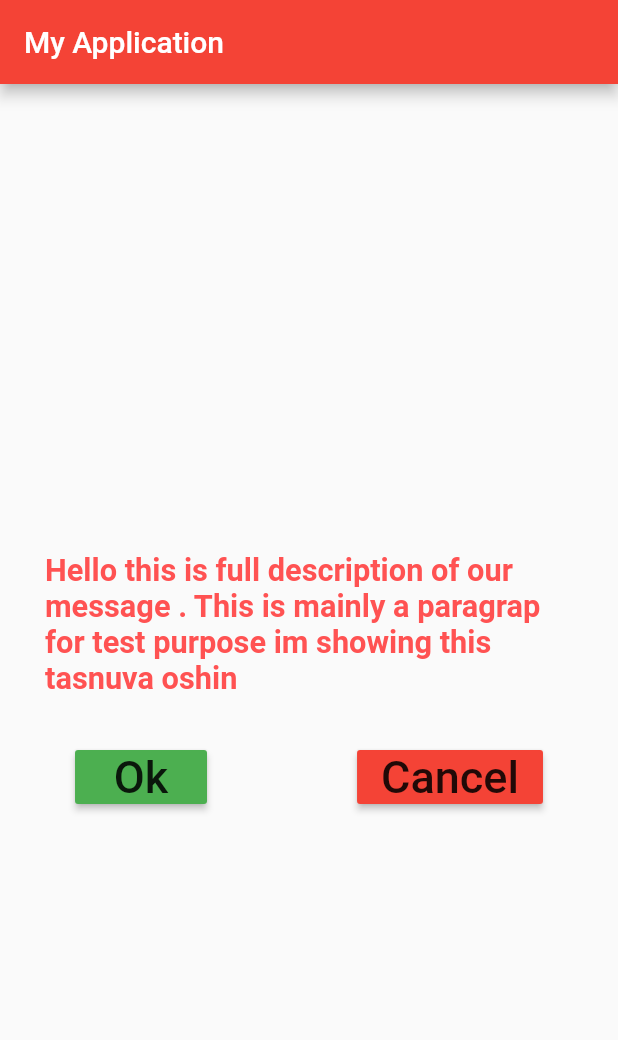
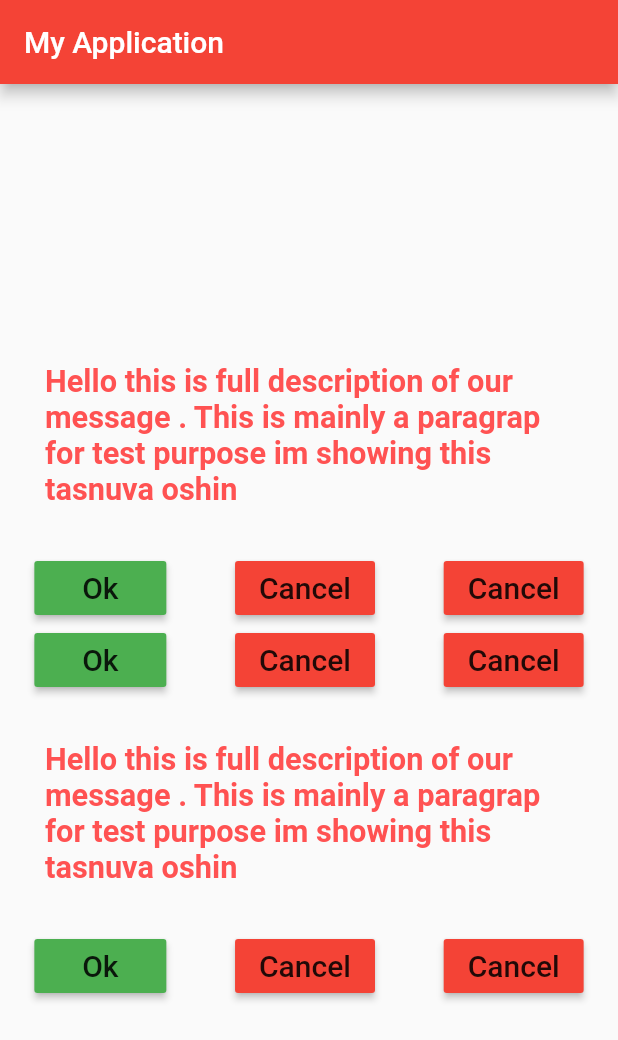
Before and after one commit to TasnuvaOshin/Flutter_Dart_Basic, a Flutter app: the screen it shows after launch, on a phone screen of 412 x 824 dp. Shown: the top 1040 px of the screen. Run offline on Flutter 3.47's test engine with Material 2 defaults, Android fonts, the phone set to English and light mode, and no system bars.

Commit message:
More Row & COllumn Works

```diff
--- a/lib/main.dart
+++ b/lib/main.dart
@@ -63,7 +63,7 @@ void main(){
                             "Ok",
                           style: TextStyle(
 
-                  fontSize: 30.0,
+                            fontSize: 20.0,
 
                           ),
 
@@ -78,38 +78,173 @@ void main(){
                             "Cancel",
                           style: TextStyle(
 
-                  fontSize: 30.0,
+                             fontSize: 20.0,
 
                           ),
 
                           ),
 
-               )
+                        ),
 
+ RaisedButton(
+                  onPressed: (){},
+                              color: Colors.red,
+                          child: Text(
+                            "Cancel",
+                          style: TextStyle(
+
+                            fontSize: 20.0,
+
+                          ),
+
+                          ),
+
+                        ),
 
 
                         ],
 
 
 
-               )
+                        ),
+
+   Row(
+                          mainAxisAlignment: MainAxisAlignment.spaceAround,
+                        children: <Widget>[
 
 
 
+                            RaisedButton(
+                              onPressed: (){},
+                              color: Colors.green,
+                          child: Text(
+                            "Ok",
+                          style: TextStyle(
+
+                            fontSize: 20.0,
+
+                          ),
+
+                          ),
+
+                        ),
+
+              RaisedButton(
+                  onPressed: (){},
+                              color: Colors.red,
+                          child: Text(
+                            "Cancel",
+                          style: TextStyle(
+
+                            fontSize: 20.0,
+
+                          ),
+
+                          ),
+
+                        ),
+
+ RaisedButton(
+                  onPressed: (){},
+                              color: Colors.red,
+                          child: Text(
+                            "Cancel",
+                          style: TextStyle(
+
+                            fontSize: 20.0,
+
+                          ),
+
+                          ),
+
+                        ),
+
+
+                        ],
 
 
 
+                        ),
 
 
+                              Padding(
+                            padding: const EdgeInsets.all(30.0),
+                            child: Text(
+                                "Hello this is full description of our message . This is mainly a paragrap for test purpose im showing this tasnuva oshin",
+                        style: TextStyle(
+
+                          fontSize: 20.5,
+                          fontWeight: FontWeight.bold,
+                          color: Colors.redAccent,
+
+                        ),
+
+                            ),
+                          ),
+
+                     Row(
+                          mainAxisAlignment: MainAxisAlignment.spaceAround,
+                        children: <Widget>[
+
+
+
+                            RaisedButton(
+                              onPressed: (){},
+                              color: Colors.green,
+                          child: Text(
+                            "Ok",
+                          style: TextStyle(
+
+                            fontSize: 20.0,
+
+                          ),
+
+                          ),
+
+                        ),
+
+                 RaisedButton(
+                  onPressed: (){},
+                              color: Colors.red,
+                          child: Text(
+                            "Cancel",
+                          style: TextStyle(
+
+                            fontSize: 20.0,
+
+                          ),
+
+                          ),
+
+                        ),
+
+                  RaisedButton(
+                  onPressed: (){},
+                              color: Colors.red,
+                          child: Text(
+                            "Cancel",
+                          style: TextStyle(
+
+                            fontSize: 20.0,
+
+                          ),
+
+                          ),
+
+                        ),
+
+
+                        ],
+
+
+
+                        ),
 
                     ],
 
                 ),
 
-
             ),
-
-
               ),
               );
             }
```
Lines whose indentation alone changed are shown as unchanged.
